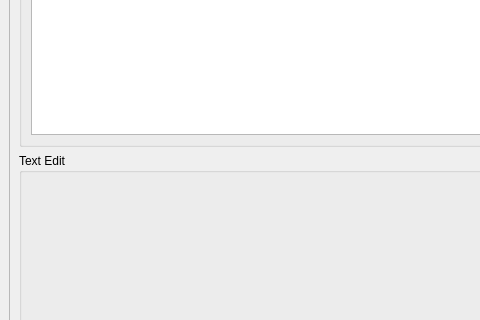
First picture: the form in ui/copilot_terminal.ui, repository ShaneTWilliams/husky-rov, before the edit; both pictures show x 0 to 480 and y 176 to 496 of the 893 by 673 pixel window.
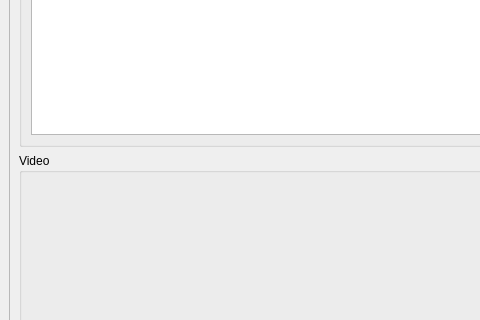
Second picture: the form after the edit. Icons and pictures are not drawn.

What changed in the file:
```diff
--- a/ui/copilot_terminal.ui
+++ b/ui/copilot_terminal.ui
@@ -34,7 +34,7 @@
        <item row="1" column="1">
         <widget class="QGroupBox" name="groupBox">
          <property name="title">
-          <string>Text Edit</string>
+          <string>Video</string>
          </property>
          <layout class="QGridLayout" name="gridLayout_2"/>
         </widget>
```
Left out of the diff: 24 changed lines with no effect on the pictures.
